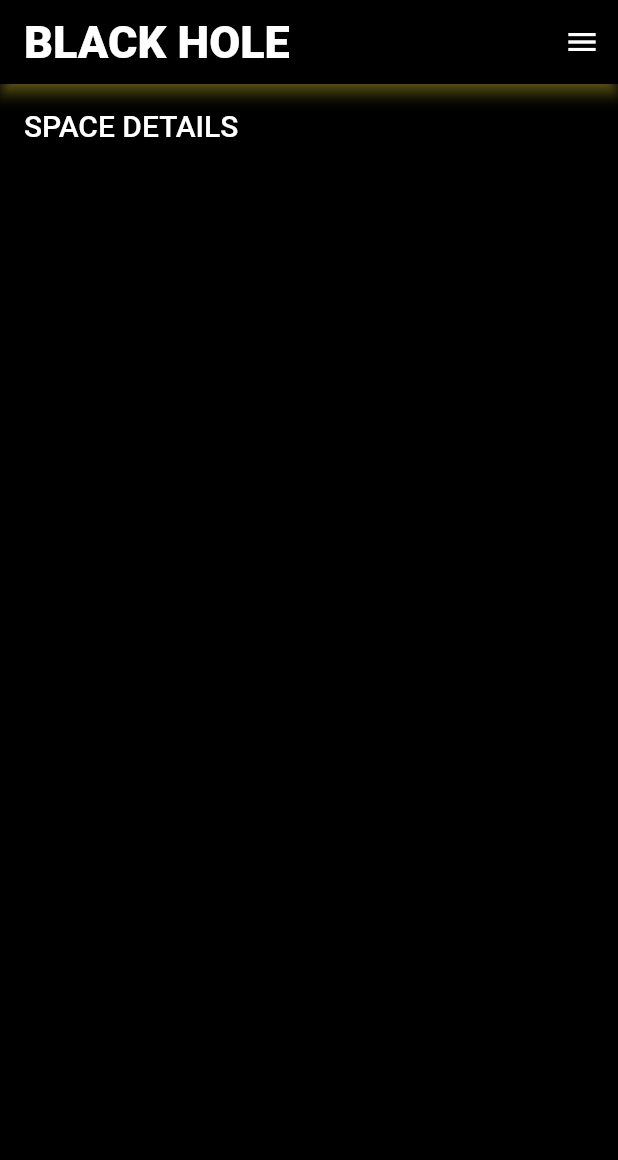
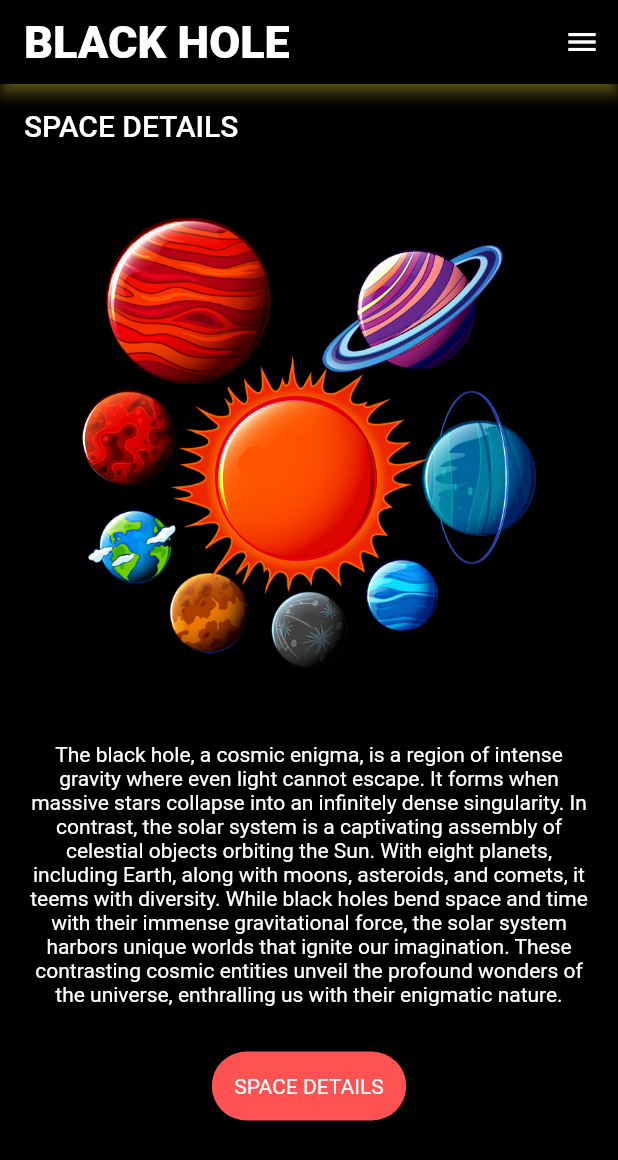
Before and after one commit to NimniSenarathna/blackhole_solar_app, a Flutter app: the screen it shows after launch, on a phone screen of 412 x 824 dp. Shown: the top 1160 px of the screen. Run offline on Flutter 3.47's test engine with Material 2 defaults, Android fonts, the phone set to English and light mode, and no system bars.

Commit message:
created the space details main page

```diff
--- a/lib/main.dart
+++ b/lib/main.dart
@@ -29,18 +29,59 @@ class MyApp extends StatelessWidget {
             ),
           ],
         ),
-        body: const Padding(
-          padding: EdgeInsets.all(16.0),
+        body: SingleChildScrollView(
+          child: Padding(
+            padding: const EdgeInsets.all(16.0),
             child: Column(
+              crossAxisAlignment: CrossAxisAlignment.start,
               children: [
-              Text(
+                const Text(
                   "SPACE DETAILS",
                   style: TextStyle(
                       color: Colors.white,
                       fontSize: 20,
                       fontWeight: FontWeight.w500),
                 ),
+                const SizedBox(
+                  height: 50,
+                ),
+                Center(
+                  child: Image.asset(
+                    "assets/space1.png",
+                    height: 300,
+                    scale: 2,
+                  ),
+                ),
+                const SizedBox(
+                  height: 50,
+                ),
+                const Text(
+                  "The black hole, a cosmic enigma, is a region of intense gravity where even light cannot escape. It forms when massive stars collapse into an infinitely dense singularity. In contrast, the solar system is a captivating assembly of celestial objects orbiting the Sun. With eight planets, including Earth, along with moons, asteroids, and comets, it teems with diversity. While black holes bend space and time with their immense gravitational force, the solar system harbors unique worlds that ignite our imagination. These contrasting cosmic entities unveil the profound wonders of the universe, enthralling us with their enigmatic nature.",
+                  textAlign: TextAlign.center,
+                  style: TextStyle(
+                      color: Colors.white, fontWeight: FontWeight.w400),
+                ),
+
+                const SizedBox(
+                  height: 30,
+                ),
+                //button
+                Center(
+                  child: Container(
+                    padding: const EdgeInsets.all(15), //padding from all sides
+
+                    decoration: BoxDecoration(
+                      borderRadius: BorderRadius.circular(100),
+                      color: Colors.redAccent,
+                    ),
+                    child: const Text(
+                      "SPACE DETAILS",
+                      style: TextStyle(color: Colors.white),
+                    ),
+                  ),
+                ),
               ],
+            ),
           ),
         ),
       ),
```
Also changed, not shown: pubspec.yaml (+3 -4 lines), assets/space1.png (added), assets/space2.png (added), assets/space3.png (added). Lines whose indentation alone changed are shown as unchanged.
